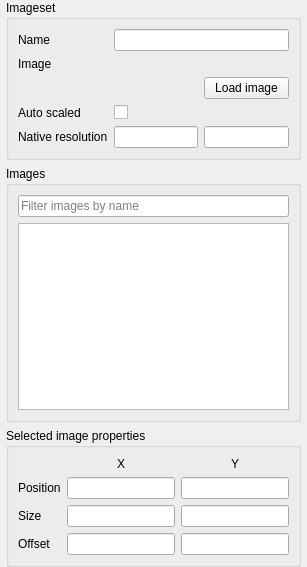
Above: ui/imageseteditor/DockWidget.ui from timbaker/ceed before the change. Below: the same form after it.
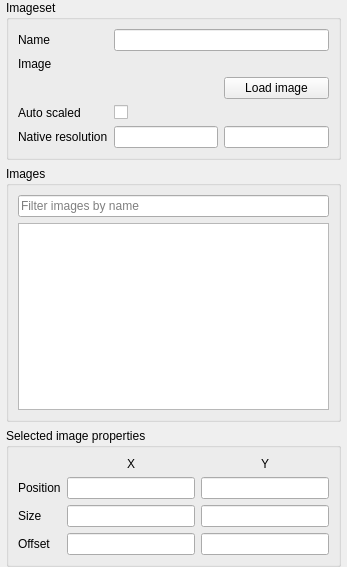
That is the form after the change. Custom widgets are drawn as their Qt base class.

What changed in the file:
```diff
--- a/ui/imageseteditor/DockWidget.ui
+++ b/ui/imageseteditor/DockWidget.ui
@@ -6,14 +6,20 @@
    <rect>
     <x>0</x>
     <y>0</y>
-    <width>220</width>
+    <width>347</width>
     <height>567</height>
    </rect>
   </property>
+  <property name="sizePolicy">
+   <sizepolicy hsizetype="Preferred" vsizetype="Preferred">
+    <horstretch>0</horstretch>
+    <verstretch>0</verstretch>
+   </sizepolicy>
+  </property>
   <property name="minimumSize">
    <size>
-    <width>220</width>
-    <height>560</height>
+    <width>347</width>
+    <height>500</height>
    </size>
   </property>
   <property name="windowTitle">
```
